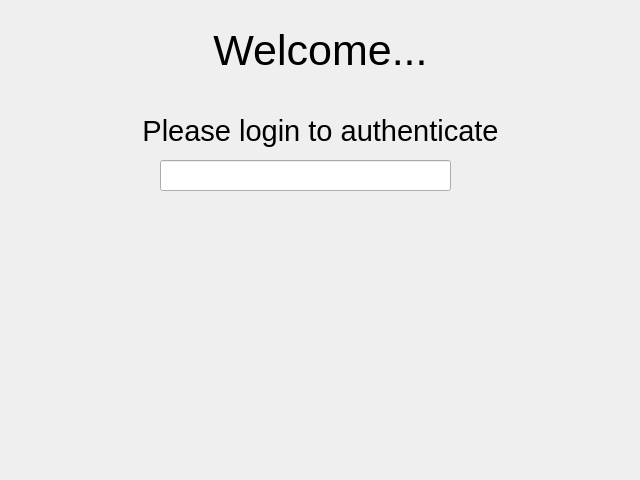
First picture: the form in login.ui, repository Afterglow/pycar, before the edit.
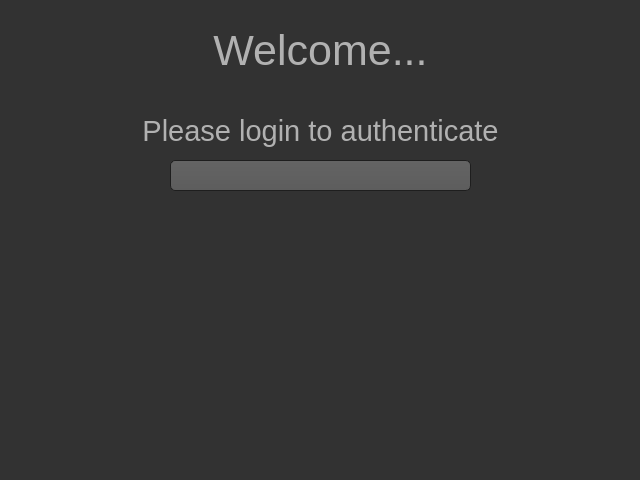
Second picture: the form after the edit. Icons and pictures are not drawn.

```diff
--- a/login.ui
+++ b/login.ui
@@ -10,9 +10,642 @@
     <height>480</height>
    </rect>
   </property>
+  <property name="palette">
+   <palette>
+    <active>
+     <colorrole role="WindowText">
+      <brush brushstyle="SolidPattern">
+       <color alpha="255">
+        <red>177</red>
+        <green>177</green>
+        <blue>177</blue>
+       </color>
+      </brush>
+     </colorrole>
+     <colorrole role="Button">
+      <brush brushstyle="SolidPattern">
+       <color alpha="255">
+        <red>50</red>
+        <green>50</green>
+        <blue>50</blue>
+       </color>
+      </brush>
+     </colorrole>
+     <colorrole role="Text">
+      <brush brushstyle="SolidPattern">
+       <color alpha="255">
+        <red>177</red>
+        <green>177</green>
+        <blue>177</blue>
+       </color>
+      </brush>
+     </colorrole>
+     <colorrole role="ButtonText">
+      <brush brushstyle="SolidPattern">
+       <color alpha="255">
+        <red>177</red>
+        <green>177</green>
+        <blue>177</blue>
+       </color>
+      </brush>
+     </colorrole>
+     <colorrole role="Base">
+      <brush brushstyle="SolidPattern">
+       <color alpha="255">
+        <red>50</red>
+        <green>50</green>
+        <blue>50</blue>
+       </color>
+      </brush>
+     </colorrole>
+     <colorrole role="Window">
+      <brush brushstyle="SolidPattern">
+       <color alpha="255">
+        <red>50</red>
+        <green>50</green>
+        <blue>50</blue>
+       </color>
+      </brush>
+     </colorrole>
+    </active>
+    <inactive>
+     <colorrole role="WindowText">
+      <brush brushstyle="SolidPattern">
+       <color alpha="255">
+        <red>177</red>
+        <green>177</green>
+        <blue>177</blue>
+       </color>
+      </brush>
+     </colorrole>
+     <colorrole role="Button">
+      <brush brushstyle="SolidPattern">
+       <color alpha="255">
+        <red>50</red>
+        <green>50</green>
+        <blue>50</blue>
+       </color>
+      </brush>
+     </colorrole>
+     <colorrole role="Text">
+      <brush brushstyle="SolidPattern">
+       <color alpha="255">
+        <red>177</red>
+        <green>177</green>
+        <blue>177</blue>
+       </color>
+      </brush>
+     </colorrole>
+     <colorrole role="ButtonText">
+      <brush brushstyle="SolidPattern">
+       <color alpha="255">
+        <red>177</red>
+        <green>177</green>
+        <blue>177</blue>
+       </color>
+      </brush>
+     </colorrole>
+     <colorrole role="Base">
+      <brush brushstyle="SolidPattern">
+       <color alpha="255">
+        <red>50</red>
+        <green>50</green>
+        <blue>50</blue>
+       </color>
+      </brush>
+     </colorrole>
+     <colorrole role="Window">
+      <brush brushstyle="SolidPattern">
+       <color alpha="255">
+        <red>50</red>
+        <green>50</green>
+        <blue>50</blue>
+       </color>
+      </brush>
+     </colorrole>
+    </inactive>
+    <disabled>
+     <colorrole role="WindowText">
+      <brush brushstyle="SolidPattern">
+       <color alpha="255">
+        <red>64</red>
+        <green>64</green>
+        <blue>64</blue>
+       </color>
+      </brush>
+     </colorrole>
+     <colorrole role="Button">
+      <brush brushstyle="SolidPattern">
+       <color alpha="255">
+        <red>50</red>
+        <green>50</green>
+        <blue>50</blue>
+       </color>
+      </brush>
+     </colorrole>
+     <colorrole role="Text">
+      <brush brushstyle="SolidPattern">
+       <color alpha="255">
+        <red>64</red>
+        <green>64</green>
+        <blue>64</blue>
+       </color>
+      </brush>
+     </colorrole>
+     <colorrole role="ButtonText">
+      <brush brushstyle="SolidPattern">
+       <color alpha="255">
+        <red>64</red>
+        <green>64</green>
+        <blue>64</blue>
+       </color>
+      </brush>
+     </colorrole>
+     <colorrole role="Base">
+      <brush brushstyle="SolidPattern">
+       <color alpha="255">
+        <red>50</red>
+        <green>50</green>
+        <blue>50</blue>
+       </color>
+      </brush>
+     </colorrole>
+     <colorrole role="Window">
+      <brush brushstyle="SolidPattern">
+       <color alpha="255">
+        <red>50</red>
+        <green>50</green>
+        <blue>50</blue>
+       </color>
+      </brush>
+     </colorrole>
+    </disabled>
+   </palette>
+  </property>
   <property name="windowTitle">
    <string>Form</string>
   </property>
+  <property name="styleSheet">
+   <string notr="true">QToolTip
+{
+     border: 1px solid black;
+     background-color: #ffa02f;
+     padding: 1px;
+     border-radius: 3px;
+     opacity: 100;
+}
+
+QWidget
+{
+    color: #b1b1b1;
+    background-color: #323232;
+}
+
+QWidget:item:hover
+{
+    background-color: QLinearGradient( x1: 0, y1: 0, x2: 0, y2: 1, stop: 0 #ffa02f, stop: 1 #ca0619);
+    color: #000000;
+}
+
+QWidget:item:selected
+{
+    background-color: QLinearGradient( x1: 0, y1: 0, x2: 0, y2: 1, stop: 0 #ffa02f, stop: 1 #d7801a);
+}
+
+QMenuBar::item
+{
+    background: transparent;
+}
+
+QMenuBar::item:selected
+{
+    background: transparent;
+    border: 1px solid #ffaa00;
+}
+
+QMenuBar::item:pressed
+{
+    background: #444;
+    border: 1px solid #000;
+    background-color: QLinearGradient(
+        x1:0, y1:0,
+        x2:0, y2:1,
+        stop:1 #212121,
+        stop:0.4 #343434/*,
+        stop:0.2 #343434,
+        stop:0.1 #ffaa00*/
+    );
+    margin-bottom:-1px;
+    padding-bottom:1px;
+}
+
+QMenu
+{
+    border: 1px solid #000;
+}
+
+QMenu::item
+{
+    padding: 2px 20px 2px 20px;
+}
+
+QMenu::item:selected
+{
+    color: #000000;
+}
+
+QWidget:disabled
+{
+    color: #404040;
+    background-color: #323232;
+}
+
+QAbstractItemView
+{
+    background-color: QLinearGradient( x1: 0, y1: 0, x2: 0, y2: 1, stop: 0 #4d4d4d, stop: 0.1 #646464, stop: 1 #5d5d5d);
+}
+
+QWidget:focus
+{
+    /*border: 2px solid QLinearGradient( x1: 0, y1: 0, x2: 0, y2: 1, stop: 0 #ffa02f, stop: 1 #d7801a);*/
+}
+
+QLineEdit
+{
+    background-color: QLinearGradient( x1: 0, y1: 0, x2: 0, y2: 1, stop: 0 #4d4d4d, stop: 0 #646464, stop: 1 #5d5d5d);
+    padding: 1px;
+    border-style: solid;
+    border: 1px solid #1e1e1e;
+    border-radius: 5;
+}
+
+QPushButton
+{
+    color: #b1b1b1;
+    background-color: QLinearGradient( x1: 0, y1: 0, x2: 0, y2: 1, stop: 0 #565656, stop: 0.1 #525252, stop: 0.5 #4e4e4e, stop: 0.9 #4a4a4a, stop: 1 #464646);
+    border-width: 1px;
+    border-color: #1e1e1e;
+    border-style: solid;
+    border-radius: 6;
+    padding: 3px;
+    font-size: 12px;
+    padding-left: 5px;
+    padding-right: 5px;
+}
+
+QPushButton:pressed
+{
+    background-color: QLinearGradient( x1: 0, y1: 0, x2: 0, y2: 1, stop: 0 #2d2d2d, stop: 0.1 #2b2b2b, stop: 0.5 #292929, stop: 0.9 #282828, stop: 1 #252525);
+}
+
+QComboBox
+{
+    selection-background-color: #ffaa00;
+    background-color: QLinearGradient( x1: 0, y1: 0, x2: 0, y2: 1, stop: 0 #565656, stop: 0.1 #525252, stop: 0.5 #4e4e4e, stop: 0.9 #4a4a4a, stop: 1 #464646);
+    border-style: solid;
+    border: 1px solid #1e1e1e;
+    border-radius: 5;
+}
+
+QComboBox:hover,QPushButton:hover
+{
+    border: 2px solid QLinearGradient( x1: 0, y1: 0, x2: 0, y2: 1, stop: 0 #ffa02f, stop: 1 #d7801a);
+}
+
+
+QComboBox:on
+{
+    padding-top: 3px;
+    padding-left: 4px;
+    background-color: QLinearGradient( x1: 0, y1: 0, x2: 0, y2: 1, stop: 0 #2d2d2d, stop: 0.1 #2b2b2b, stop: 0.5 #292929, stop: 0.9 #282828, stop: 1 #252525);
+    selection-background-color: #ffaa00;
+}
+
+QComboBox QAbstractItemView
+{
+    border: 2px solid darkgray;
+    selection-background-color: QLinearGradient( x1: 0, y1: 0, x2: 0, y2: 1, stop: 0 #ffa02f, stop: 1 #d7801a);
+}
+
+QComboBox::drop-down
+{
+     subcontrol-origin: padding;
+     subcontrol-position: top right;
+     width: 15px;
+
+     border-left-width: 0px;
+     border-left-color: darkgray;
+     border-left-style: solid; /* just a single line */
+     border-top-right-radius: 3px; /* same radius as the QComboBox */
+     border-bottom-right-radius: 3px;
+ }
+
+QComboBox::down-arrow
+{
+     image: url(:/down_arrow.png);
+}
+
+QGroupBox:focus
+{
+border: 2px solid QLinearGradient( x1: 0, y1: 0, x2: 0, y2: 1, stop: 0 #ffa02f, stop: 1 #d7801a);
+}
+
+QTextEdit:focus
+{
+    border: 2px solid QLinearGradient( x1: 0, y1: 0, x2: 0, y2: 1, stop: 0 #ffa02f, stop: 1 #d7801a);
+}
+
+QScrollBar:horizontal {
+     border: 1px solid #222222;
+     background: QLinearGradient( x1: 0, y1: 0, x2: 0, y2: 1, stop: 0.0 #121212, stop: 0.2 #282828, stop: 1 #484848);
+     height: 7px;
+     margin: 0px 16px 0 16px;
+}
+
+QScrollBar::handle:horizontal
+{
+      background: QLinearGradient( x1: 0, y1: 0, x2: 1, y2: 0, stop: 0 #ffa02f, stop: 0.5 #d7801a, stop: 1 #ffa02f);
+      min-height: 20px;
+      border-radius: 2px;
+}
+
+QScrollBar::add-line:horizontal {
+      border: 1px solid #1b1b19;
+      border-radius: 2px;
+      background: QLinearGradient( x1: 0, y1: 0, x2: 1, y2: 0, stop: 0 #ffa02f, stop: 1 #d7801a);
+      width: 14px;
+      subcontrol-position: right;
+      subcontrol-origin: margin;
+}
+
+QScrollBar::sub-line:horizontal {
+      border: 1px solid #1b1b19;
+      border-radius: 2px;
+      background: QLinearGradient( x1: 0, y1: 0, x2: 1, y2: 0, stop: 0 #ffa02f, stop: 1 #d7801a);
+      width: 14px;
+     subcontrol-position: left;
+     subcontrol-origin: margin;
+}
+
+QScrollBar::right-arrow:horizontal, QScrollBar::left-arrow:horizontal
+{
+      border: 1px solid black;
+      width: 1px;
+      height: 1px;
+      background: white;
+}
+
+QScrollBar::add-page:horizontal, QScrollBar::sub-page:horizontal
+{
+      background: none;
+}
+
+QScrollBar:vertical
+{
+      background: QLinearGradient( x1: 0, y1: 0, x2: 1, y2: 0, stop: 0.0 #121212, stop: 0.2 #282828, stop: 1 #484848);
+      width: 7px;
+      margin: 16px 0 16px 0;
+      border: 1px solid #222222;
+}
+
+QScrollBar::handle:vertical
+{
+      background: QLinearGradient( x1: 0, y1: 0, x2: 0, y2: 1, stop: 0 #ffa02f, stop: 0.5 #d7801a, stop: 1 #ffa02f);
+      min-height: 20px;
+      border-radius: 2px;
+}
+
+QScrollBar::add-line:vertical
+{
+      border: 1px solid #1b1b19;
+      border-radius: 2px;
+      background: QLinearGradient( x1: 0, y1: 0, x2: 0, y2: 1, stop: 0 #ffa02f, stop: 1 #d7801a);
+      height: 14px;
+      subcontrol-position: bottom;
+      subcontrol-origin: margin;
+}
+
+QScrollBar::sub-line:vertical
+{
+      border: 1px solid #1b1b19;
+      border-radius: 2px;
+      background: QLinearGradient( x1: 0, y1: 0, x2: 0, y2: 1, stop: 0 #d7801a, stop: 1 #ffa02f);
+      height: 14px;
+      subcontrol-position: top;
+      subcontrol-origin: margin;
+}
+
+QScrollBar::up-arrow:vertical, QScrollBar::down-arrow:vertical
+{
+      border: 1px solid black;
+      width: 1px;
+      height: 1px;
+      background: white;
+}
+
+
+QScrollBar::add-page:vertical, QScrollBar::sub-page:vertical
+{
+      background: none;
+}
+
+QTextEdit
+{
+    background-color: #242424;
+}
+
+QPlainTextEdit
+{
+    background-color: #242424;
+}
+
+QHeaderView::section
+{
+    background-color: QLinearGradient(x1:0, y1:0, x2:0, y2:1, stop:0 #616161, stop: 0.5 #505050, stop: 0.6 #434343, stop:1 #656565);
+    color: white;
+    padding-left: 4px;
+    border: 1px solid #6c6c6c;
+}
+
+QCheckBox:disabled
+{
+color: #414141;
+}
+
+QDockWidget::title
+{
+    text-align: center;
+    spacing: 3px; /* spacing between items in the tool bar */
+    background-color: QLinearGradient(x1:0, y1:0, x2:0, y2:1, stop:0 #323232, stop: 0.5 #242424, stop:1 #323232);
+}
+
+QDockWidget::close-button, QDockWidget::float-button
+{
+    text-align: center;
+    spacing: 1px; /* spacing between items in the tool bar */
+    background-color: QLinearGradient(x1:0, y1:0, x2:0, y2:1, stop:0 #323232, stop: 0.5 #242424, stop:1 #323232);
+}
+
+QDockWidget::close-button:hover, QDockWidget::float-button:hover
+{
+    background: #242424;
+}
+
+QDockWidget::close-button:pressed, QDockWidget::float-button:pressed
+{
+    padding: 1px -1px -1px 1px;
+}
+
+QMainWindow::separator
+{
+    background-color: QLinearGradient(x1:0, y1:0, x2:0, y2:1, stop:0 #161616, stop: 0.5 #151515, stop: 0.6 #212121, stop:1 #343434);
+    color: white;
+    padding-left: 4px;
+    border: 1px solid #4c4c4c;
+    spacing: 3px; /* spacing between items in the tool bar */
+}
+
+QMainWindow::separator:hover
+{
+
+    background-color: QLinearGradient(x1:0, y1:0, x2:0, y2:1, stop:0 #d7801a, stop:0.5 #b56c17 stop:1 #ffa02f);
+    color: white;
+    padding-left: 4px;
+    border: 1px solid #6c6c6c;
+    spacing: 3px; /* spacing between items in the tool bar */
+}
+
+QToolBar::handle
+{
+     spacing: 3px; /* spacing between items in the tool bar */
+     background: url(:/images/handle.png);
+}
+
+QMenu::separator
+{
+    height: 2px;
+    background-color: QLinearGradient(x1:0, y1:0, x2:0, y2:1, stop:0 #161616, stop: 0.5 #151515, stop: 0.6 #212121, stop:1 #343434);
+    color: white;
+    padding-left: 4px;
+    margin-left: 10px;
+    margin-right: 5px;
+}
+
+QProgressBar
+{
+    border: 2px solid grey;
+    border-radius: 5px;
+    text-align: center;
+}
+
+QProgressBar::chunk
+{
+    background-color: #d7801a;
+    width: 2.15px;
+    margin: 0.5px;
+}
+
+QTabBar::tab {
+    color: #b1b1b1;
+    border: 1px solid #444;
+    border-bottom-style: none;
+    background-color: #323232;
+    padding-left: 10px;
+    padding-right: 10px;
+    padding-top: 3px;
+    padding-bottom: 2px;
+    margin-right: -1px;
+}
+
+QTabWidget::pane {
+    border: 1px solid #444;
+    top: 1px;
+}
+
+QTabBar::tab:last
+{
+    margin-right: 0; /* the last selected tab has nothing to overlap with on the right */
+    border-top-right-radius: 3px;
+}
+
+QTabBar::tab:first:!selected
+{
+ margin-left: 0px; /* the last selected tab has nothing to overlap with on the right */
+
+
+    border-top-left-radius: 3px;
+}
+
+QTabBar::tab:!selected
+{
+    color: #b1b1b1;
+    border-bottom-style: solid;
+    margin-top: 3px;
+    background-color: QLinearGradient(x1:0, y1:0, x2:0, y2:1, stop:1 #212121, stop:.4 #343434);
+}
+
+QTabBar::tab:selected
+{
+    border-top-left-radius: 3px;
+    border-top-right-radius: 3px;
+    margin-bottom: 0px;
+}
+
+QTabBar::tab:!selected:hover
+{
+    /*border-top: 2px solid #ffaa00;
+    padding-bottom: 3px;*/
+    border-top-left-radius: 3px;
+    border-top-right-radius: 3px;
+    background-color: QLinearGradient(x1:0, y1:0, x2:0, y2:1, stop:1 #212121, stop:0.4 #343434, stop:0.2 #343434, stop:0.1 #ffaa00);
+}
+
+QRadioButton::indicator:checked, QRadioButton::indicator:unchecked{
+    color: #b1b1b1;
+    background-color: #323232;
+    border: 1px solid #b1b1b1;
+    border-radius: 6px;
+}
+
+QRadioButton::indicator:checked
+{
+    background-color: qradialgradient(
+        cx: 0.5, cy: 0.5,
+        fx: 0.5, fy: 0.5,
+        radius: 1.0,
+        stop: 0.25 #ffaa00,
+        stop: 0.3 #323232
+    );
+}
+
+QCheckBox::indicator{
+    color: #b1b1b1;
+    background-color: #323232;
+    border: 1px solid #b1b1b1;
+    width: 9px;
+    height: 9px;
+}
+
+QRadioButton::indicator
+{
+    border-radius: 6px;
+}
+
+QRadioButton::indicator:hover, QCheckBox::indicator:hover
+{
+    border: 1px solid #ffaa00;
+}
+
+QCheckBox::indicator:checked
+{
+    image:url(:/images/checkbox.png);
+}
+
+QCheckBox::indicator:disabled, QRadioButton::indicator:disabled
+{
+    border: 1px solid #444;
+}</string>
+  </property>
   <widget class="QLabel" name="lblUser">
    <property name="geometry">
     <rect>
@@ -22,6 +655,178 @@
      <height>41</height>
     </rect>
    </property>
+   <property name="palette">
+    <palette>
+     <active>
+      <colorrole role="WindowText">
+       <brush brushstyle="SolidPattern">
+        <color alpha="255">
+         <red>177</red>
+         <green>177</green>
+         <blue>177</blue>
+        </color>
+       </brush>
+      </colorrole>
+      <colorrole role="Button">
+       <brush brushstyle="SolidPattern">
+        <color alpha="255">
+         <red>50</red>
+         <green>50</green>
+         <blue>50</blue>
+        </color>
+       </brush>
+      </colorrole>
+      <colorrole role="Text">
+       <brush brushstyle="SolidPattern">
+        <color alpha="255">
+         <red>177</red>
+         <green>177</green>
+         <blue>177</blue>
+        </color>
+       </brush>
+      </colorrole>
+      <colorrole role="ButtonText">
+       <brush brushstyle="SolidPattern">
+        <color alpha="255">
+         <red>177</red>
+         <green>177</green>
+         <blue>177</blue>
+        </color>
+       </brush>
+      </colorrole>
+      <colorrole role="Base">
+       <brush brushstyle="SolidPattern">
+        <color alpha="255">
+         <red>50</red>
+         <green>50</green>
+         <blue>50</blue>
+        </color>
+       </brush>
+      </colorrole>
+      <colorrole role="Window">
+       <brush brushstyle="SolidPattern">
+        <color alpha="255">
+         <red>50</red>
+         <green>50</green>
+         <blue>50</blue>
+        </color>
+       </brush>
+      </colorrole>
+     </active>
+     <inactive>
+      <colorrole role="WindowText">
+       <brush brushstyle="SolidPattern">
+        <color alpha="255">
+         <red>177</red>
+         <green>177</green>
+         <blue>177</blue>
+        </color>
+       </brush>
+      </colorrole>
+      <colorrole role="Button">
+       <brush brushstyle="SolidPattern">
+        <color alpha="255">
+         <red>50</red>
+         <green>50</green>
+         <blue>50</blue>
+        </color>
+       </brush>
+      </colorrole>
+      <colorrole role="Text">
+       <brush brushstyle="SolidPattern">
+        <color alpha="255">
+         <red>177</red>
+         <green>177</green>
+         <blue>177</blue>
+        </color>
+       </brush>
+      </colorrole>
+      <colorrole role="ButtonText">
+       <brush brushstyle="SolidPattern">
+        <color alpha="255">
+         <red>177</red>
+         <green>177</green>
+         <blue>177</blue>
+        </color>
+       </brush>
+      </colorrole>
+      <colorrole role="Base">
+       <brush brushstyle="SolidPattern">
+        <color alpha="255">
+         <red>50</red>
+         <green>50</green>
+         <blue>50</blue>
+        </color>
+       </brush>
+      </colorrole>
+      <colorrole role="Window">
+       <brush brushstyle="SolidPattern">
+        <color alpha="255">
+         <red>50</red>
+         <green>50</green>
+         <blue>50</blue>
+        </color>
+       </brush>
+      </colorrole>
+     </inactive>
+     <disabled>
+      <colorrole role="WindowText">
+       <brush brushstyle="SolidPattern">
+        <color alpha="255">
+         <red>64</red>
+         <green>64</green>
+         <blue>64</blue>
+        </color>
+       </brush>
+      </colorrole>
+      <colorrole role="Button">
+       <brush brushstyle="SolidPattern">
+        <color alpha="255">
+         <red>50</red>
+         <green>50</green>
+         <blue>50</blue>
+        </color>
+       </brush>
+      </colorrole>
+      <colorrole role="Text">
+       <brush brushstyle="SolidPattern">
+        <color alpha="255">
+         <red>64</red>
+         <green>64</green>
+         <blue>64</blue>
+        </color>
+       </brush>
+      </colorrole>
+      <colorrole role="ButtonText">
+       <brush brushstyle="SolidPattern">
+        <color alpha="255">
+         <red>64</red>
+         <green>64</green>
+         <blue>64</blue>
+        </color>
+       </brush>
+      </colorrole>
+      <colorrole role="Base">
+       <brush brushstyle="SolidPattern">
+        <color alpha="255">
+         <red>50</red>
+         <green>50</green>
+         <blue>50</blue>
+        </color>
+       </brush>
+      </colorrole>
+      <colorrole role="Window">
+       <brush brushstyle="SolidPattern">
+        <color alpha="255">
+         <red>50</red>
+         <green>50</green>
+         <blue>50</blue>
+        </color>
+       </brush>
+      </colorrole>
+     </disabled>
+    </palette>
+   </property>
    <property name="font">
     <font>
      <pointsize>22</pointsize>
@@ -61,9 +866,9 @@
   <widget class="QLineEdit" name="txtCode">
    <property name="geometry">
     <rect>
-     <x>160</x>
+     <x>170</x>
      <y>160</y>
-     <width>291</width>
+     <width>301</width>
      <height>31</height>
     </rect>
    </property>
@@ -85,6 +890,178 @@
      <height>20</height>
     </rect>
    </property>
+   <property name="palette">
+    <palette>
+     <active>
+      <colorrole role="WindowText">
+       <brush brushstyle="SolidPattern">
+        <color alpha="255">
+         <red>177</red>
+         <green>177</green>
+         <blue>177</blue>
+        </color>
+       </brush>
+      </colorrole>
+      <colorrole role="Button">
+       <brush brushstyle="SolidPattern">
+        <color alpha="255">
+         <red>50</red>
+         <green>50</green>
+         <blue>50</blue>
+        </color>
+       </brush>
+      </colorrole>
+      <colorrole role="Text">
+       <brush brushstyle="SolidPattern">
+        <color alpha="255">
+         <red>177</red>
+         <green>177</green>
+         <blue>177</blue>
+        </color>
+       </brush>
+      </colorrole>
+      <colorrole role="ButtonText">
+       <brush brushstyle="SolidPattern">
+        <color alpha="255">
+         <red>177</red>
+         <green>177</green>
+         <blue>177</blue>
+        </color>
+       </brush>
+      </colorrole>
+      <colorrole role="Base">
+       <brush brushstyle="SolidPattern">
+        <color alpha="255">
+         <red>50</red>
+         <green>50</green>
+         <blue>50</blue>
+        </color>
+       </brush>
+      </colorrole>
+      <colorrole role="Window">
+       <brush brushstyle="SolidPattern">
+        <color alpha="255">
+         <red>50</red>
+         <green>50</green>
+         <blue>50</blue>
+        </color>
+       </brush>
+      </colorrole>
+     </active>
+     <inactive>
+      <colorrole role="WindowText">
+       <brush brushstyle="SolidPattern">
+        <color alpha="255">
+         <red>177</red>
+         <green>177</green>
+         <blue>177</blue>
+        </color>
+       </brush>
+      </colorrole>
+      <colorrole role="Button">
+       <brush brushstyle="SolidPattern">
+        <color alpha="255">
+         <red>50</red>
+         <green>50</green>
+         <blue>50</blue>
+        </color>
+       </brush>
+      </colorrole>
+      <colorrole role="Text">
+       <brush brushstyle="SolidPattern">
+        <color alpha="255">
+         <red>177</red>
+         <green>177</green>
+         <blue>177</blue>
+        </color>
+       </brush>
+      </colorrole>
+      <colorrole role="ButtonText">
+       <brush brushstyle="SolidPattern">
+        <color alpha="255">
+         <red>177</red>
+         <green>177</green>
+         <blue>177</blue>
+        </color>
+       </brush>
+      </colorrole>
+      <colorrole role="Base">
+       <brush brushstyle="SolidPattern">
+        <color alpha="255">
+         <red>50</red>
+         <green>50</green>
+         <blue>50</blue>
+        </color>
+       </brush>
+      </colorrole>
+      <colorrole role="Window">
+       <brush brushstyle="SolidPattern">
+        <color alpha="255">
+         <red>50</red>
+         <green>50</green>
+         <blue>50</blue>
+        </color>
+       </brush>
+      </colorrole>
+     </inactive>
+     <disabled>
+      <colorrole role="WindowText">
+       <brush brushstyle="SolidPattern">
+        <color alpha="255">
+         <red>64</red>
+         <green>64</green>
+         <blue>64</blue>
+        </color>
+       </brush>
+      </colorrole>
+      <colorrole role="Button">
+       <brush brushstyle="SolidPattern">
+        <color alpha="255">
+         <red>50</red>
+         <green>50</green>
+         <blue>50</blue>
+        </color>
+       </brush>
+      </colorrole>
+      <colorrole role="Text">
+       <brush brushstyle="SolidPattern">
+        <color alpha="255">
+         <red>64</red>
+         <green>64</green>
+         <blue>64</blue>
+        </color>
+       </brush>
+      </colorrole>
+      <colorrole role="ButtonText">
+       <brush brushstyle="SolidPattern">
+        <color alpha="255">
+         <red>64</red>
+         <green>64</green>
+         <blue>64</blue>
+        </color>
+       </brush>
+      </colorrole>
+      <colorrole role="Base">
+       <brush brushstyle="SolidPattern">
+        <color alpha="255">
+         <red>50</red>
+         <green>50</green>
+         <blue>50</blue>
+        </color>
+       </brush>
+      </colorrole>
+      <colorrole role="Window">
+       <brush brushstyle="SolidPattern">
+        <color alpha="255">
+         <red>50</red>
+         <green>50</green>
+         <blue>50</blue>
+        </color>
+       </brush>
+      </colorrole>
+     </disabled>
+    </palette>
+   </property>
    <property name="text">
     <string/>
    </property>
```
Left out of the diff: 3 changed lines with no effect on the pictures.
